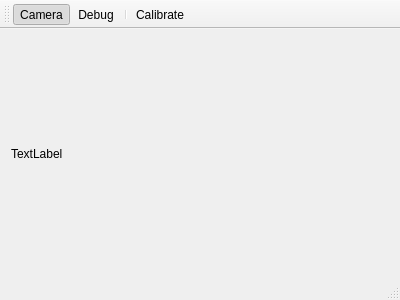
This is mainwindow.ui in michalrus/agh-tangible2 as Qt 5 draws it before an edit. The edited form follows.
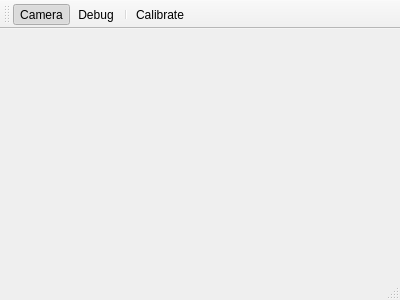
This is the edited form.

What changed in the file:
```diff
--- a/mainwindow.ui
+++ b/mainwindow.ui
@@ -23,7 +23,7 @@
       <item>
        <widget class="QLabel" name="imageLabel">
         <property name="text">
-         <string>TextLabel</string>
+         <string/>
         </property>
        </widget>
       </item>
```
